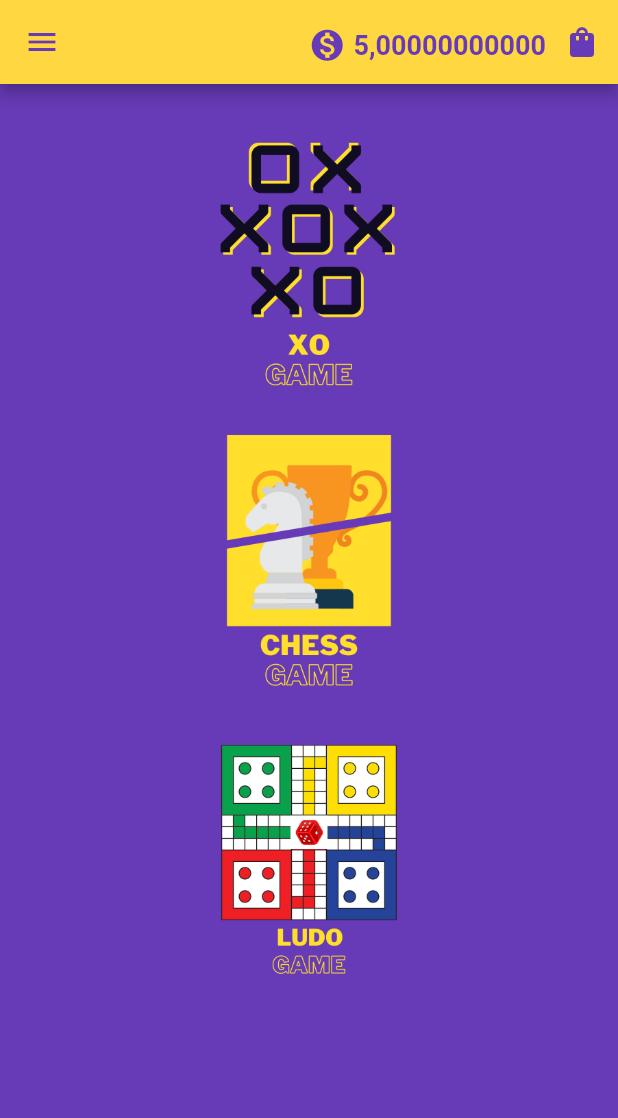
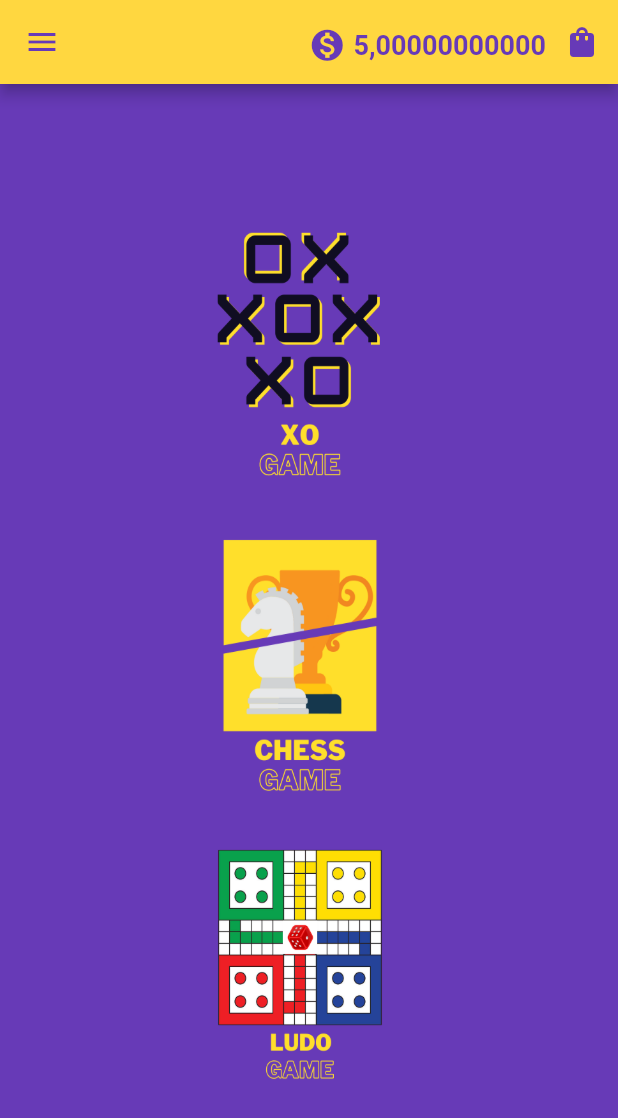
Before and after one commit to devabdu/win_money_game, a Flutter app: the HomeLayoutScreen screen opened directly, on a phone screen of 412 x 824 dp. Shown: the top 1118 px of the screen. Run offline on Flutter 3.47's test engine with Material 2 defaults, Android fonts, the phone set to English and light mode, and no system bars; our stand-ins replace animated_splash_screen, carousel_slider, equatable, lottie, page_transition, percent_indicator; missing offline and left inert: flutter_chess_board; network calls fail.

Commit message:
edit and add

```diff
--- a/lib/layout/home_layout_screen.dart
+++ b/lib/layout/home_layout_screen.dart
@@ -49,11 +49,10 @@ class HomeLayoutScreen extends StatelessWidget {
           IconButton(onPressed: (){}, icon: const Icon(Icons.shopping_bag_rounded,),color: Colors.deepPurple,),
         ],
       ),
-      body: Column(
-        children: [
-          Padding(
+      body: Padding(
         padding: const EdgeInsets.symmetric(
-              vertical: 30,
+          vertical: 90,
+          horizontal: 100
         ),
         child: Column(
           children: [
@@ -62,23 +61,25 @@ class HomeLayoutScreen extends StatelessWidget {
                 navigateTo(context, const SelectLevelXoScreen());
               },
               child: Image.asset("assets/images/xo.png",
-                    width: double.infinity,
+                fit: BoxFit.fill,
+                width: 200,
                 height: 180,
               ),
             ),
-                SizedBox(
-                  height: 20,
+            const SizedBox(
+              height: 30,
             ),
             InkWell(
               onTap: () {
                 navigateTo(context, MainMenuScreen());
               },
               child: Image.asset("assets/images/chess.png",
-                    width: double.infinity,
+                fit: BoxFit.fill,
+                width: 200,
                 height: 180,
               ),
             ),
-                SizedBox(
+            const SizedBox(
               height: 10,
             ),
             InkWell(
@@ -86,15 +87,14 @@ class HomeLayoutScreen extends StatelessWidget {
                 navigateTo(context, LudoScreen());
               },
               child: Image.asset("assets/images/LUDO Game.png",
-                    width: double.infinity,
+                fit: BoxFit.fill,
+                width: 200,
                 height: 180,
               ),
             ),
           ],
         ),
       ),
-        ],
-      ),
     );
   }
 }
```
Lines whose indentation alone changed are shown as unchanged.
